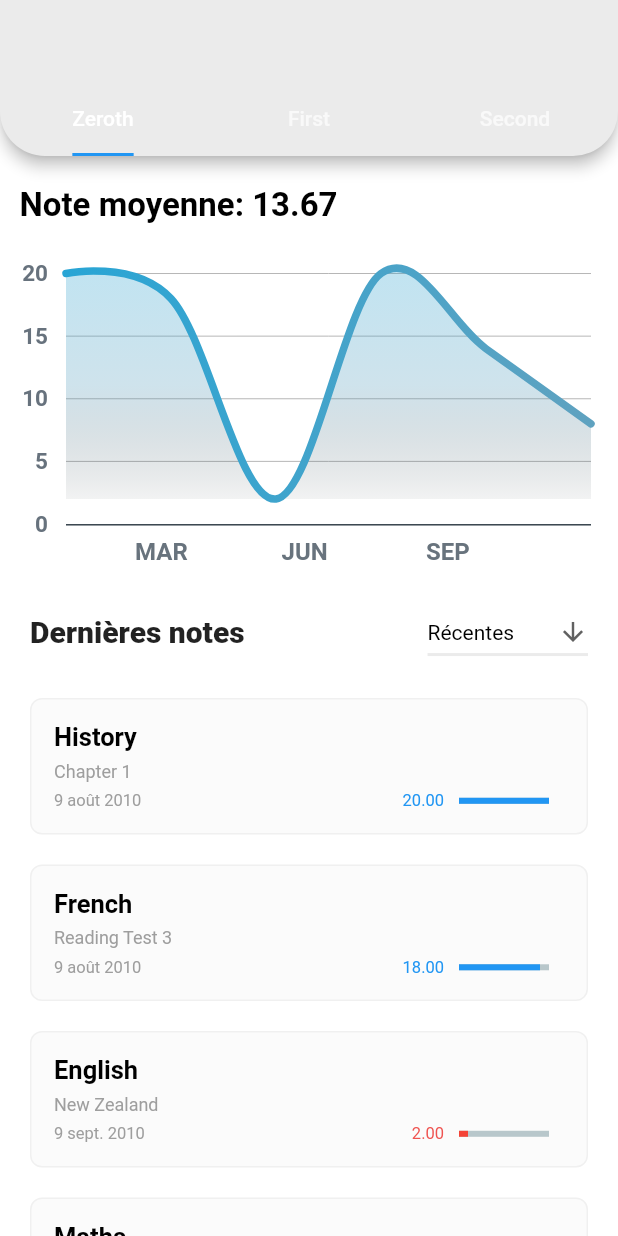
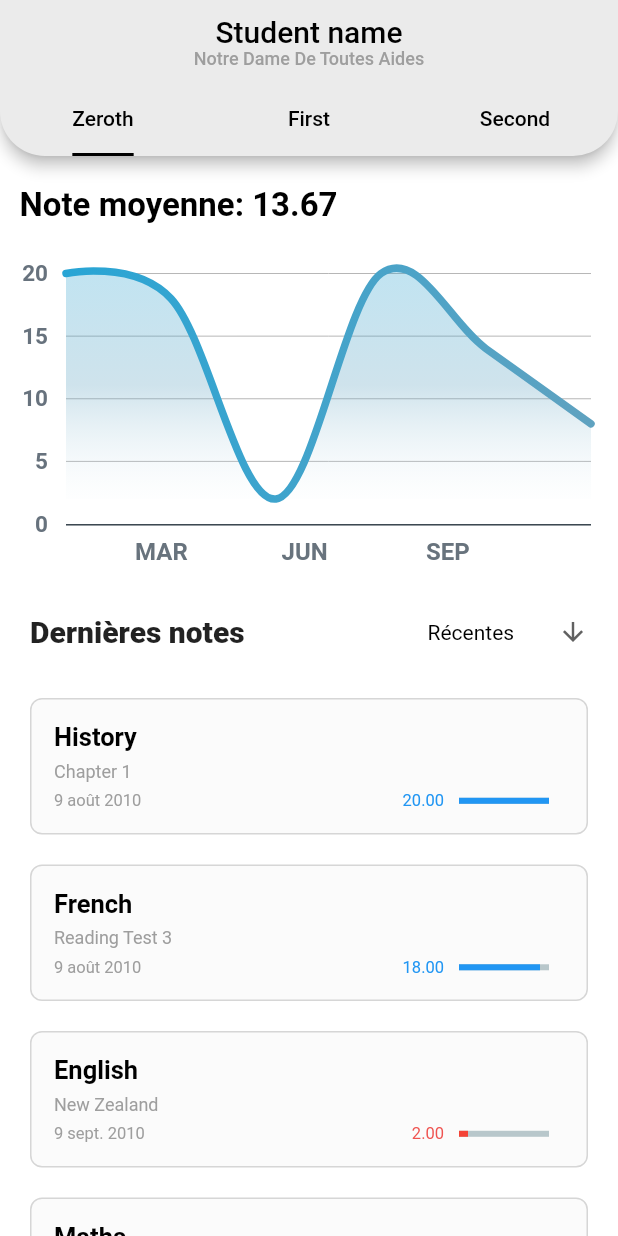
Before and after one commit to Volnetiks/Notes-BAC, a Flutter app: the screen it shows after launch, on a phone screen of 412 x 824 dp. Run offline on Flutter 3.47's test engine with Material 2 defaults, Android fonts, the phone set to English and light mode, and no system bars; drawn by our look-alikes of fl_chart, percent_indicator; our stand-ins replace salomon_bottom_bar, shared_preferences; Roboto replaces fonts that are missing (SFUI).

Commit message:
Fixed visual bugs and ended main page

```diff
--- a/lib/main.dart
+++ b/lib/main.dart
@@ -38,7 +38,7 @@ class MyApp extends StatelessWidget {
         primaryColor: Colors.black,
         unselectedWidgetColor: Color.fromRGBO(235, 235, 235, 1),
         buttonColor: Colors.lightBlueAccent,
-        disabledColor: Colors.grey.shade300,
+        disabledColor: Colors.grey.shade500,
         fontFamily: 'SFUI',
       ),
       home: const HomePage(),
--- a/lib/screens/home_screen.dart
+++ b/lib/screens/home_screen.dart
@@ -37,12 +37,19 @@ class _HomePageState extends State<HomePage>
       initialIndex: 0,
       child: Builder(
         builder: (BuildContext context) {
-          const List<Tab> tabs = <Tab>[
+          List<Tab> tabs = <Tab>[
             Tab(
-              text: 'Zeroth',
+              child: Text("Zeroth",
+                  style: TextStyle(color: Theme.of(context).primaryColor)),
             ),
-            Tab(text: 'First'),
-            Tab(text: 'Second'),
+            Tab(
+              child: Text("First",
+                  style: TextStyle(color: Theme.of(context).primaryColor)),
+            ),
+            Tab(
+              child: Text("Second",
+                  style: TextStyle(color: Theme.of(context).primaryColor)),
+            ),
           ];
 
           switch (dropdownValue) {
@@ -67,14 +74,28 @@ class _HomePageState extends State<HomePage>
 
           return Scaffold(
             appBar: AppBar(
+                centerTitle: true,
+                title: Column(
+                  children: [
+                    Text("Student name",
+                        style:
+                            TextStyle(color: Theme.of(context).primaryColor)),
+                    Text(
+                      "Notre Dame De Toutes Aides",
+                      style: TextStyle(
+                          fontSize: 12, color: Theme.of(context).disabledColor),
+                    )
+                  ],
+                ),
                 shape: const RoundedRectangleBorder(
                   borderRadius: BorderRadius.vertical(
                     bottom: Radius.circular(30),
                   ),
                 ),
                 backgroundColor: Theme.of(context).unselectedWidgetColor,
-                bottom: const TabBar(
+                bottom: TabBar(
                   indicatorSize: TabBarIndicatorSize.label,
+                  indicatorColor: Theme.of(context).primaryColor,
                   tabs: tabs,
                 )),
             body: SafeArea(
@@ -95,13 +116,14 @@ class _HomePageState extends State<HomePage>
                       ),
                       Padding(
                         padding: EdgeInsets.only(right: 20),
+                        child: DropdownButtonHideUnderline(
                           child: DropdownButton<String>(
                             value: dropdownValue,
                             icon: Icon(Icons.arrow_downward),
                             iconSize: 20,
                             elevation: 16,
-                          style:
-                              TextStyle(color: Theme.of(context).primaryColor),
+                            style: TextStyle(
+                                color: Theme.of(context).primaryColor),
                             underline: Container(
                               height: 2,
                               color: Theme.of(context).unselectedWidgetColor,
@@ -116,6 +138,7 @@ class _HomePageState extends State<HomePage>
                               return DropdownMenuItem(
                                   value: value, child: Text(value));
                             }).toList(),
+                          ),
                         ),
                       ),
                     ],
--- a/lib/widgets/grades_chart.dart
+++ b/lib/widgets/grades_chart.dart
@@ -20,11 +20,10 @@ class _GradesChartState extends State<GradesChart> {
 
     grades.sort((a, b) => a.date.compareTo(b.date));
 
-    // TODO: fix colors
     List<Color> gradientColors = [
       HexColor.fromHex("#28a5d5").withOpacity(0.3),
       HexColor.fromHex("#5fa2c0").withOpacity(0.3),
-      Colors.transparent
+      Theme.of(context).scaffoldBackgroundColor.withOpacity(0)
     ];
 
     double averageGrade = 0;
```
Lines whose indentation alone changed are shown as unchanged.
